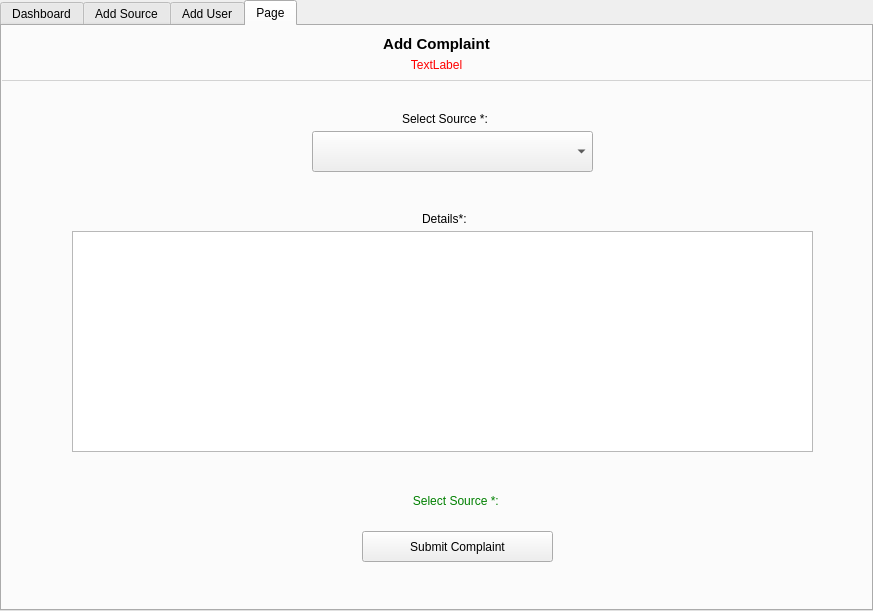
This is dashboard.ui in NganeEmmanuel/waterMonitor as Qt 5 draws it before an edit. The edited form follows.
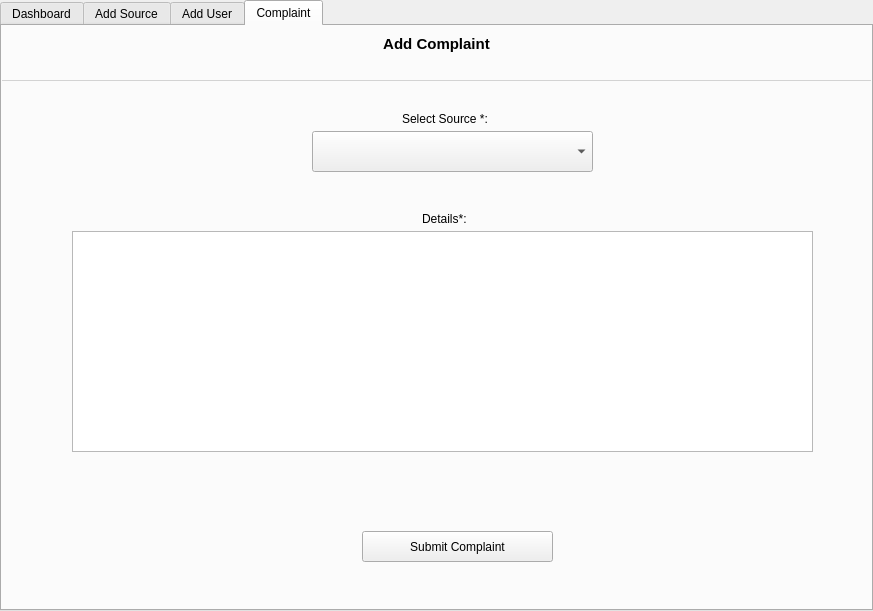
This is the edited form. The open tabs and pages were chosen to show the change.

Commit message: complaint functiona;ity

```diff
--- a/dashboard.ui
+++ b/dashboard.ui
@@ -1539,7 +1539,7 @@
      </widget>
      <widget class="QWidget" name="tab_4">
       <attribute name="title">
-       <string>Page</string>
+       <string>Complaint</string>
       </attribute>
       <layout class="QVBoxLayout" name="verticalLayout_13">
        <property name="spacing">
@@ -1607,7 +1607,7 @@
                 <string notr="true">color: red;</string>
                </property>
                <property name="text">
-                <string>TextLabel</string>
+                <string/>
                </property>
                <property name="alignment">
                 <set>Qt::AlignCenter</set>
@@ -1691,7 +1691,7 @@
               <string notr="true">color: green</string>
              </property>
              <property name="text">
-              <string>Select Source *: </string>
+              <string/>
              </property>
              <property name="alignment">
               <set>Qt::AlignCenter</set>
```
Left out of the diff: 12 changed lines with no effect on the pictures. The commit also changes 5 other files.
